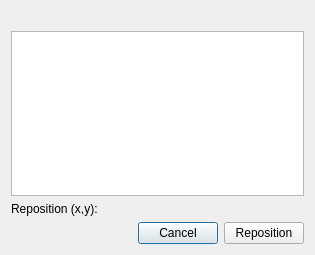
This is app/ui/repositionframesdialog.ui in pencil2d/pencil as Qt 5 draws it before an edit. The edited form follows.
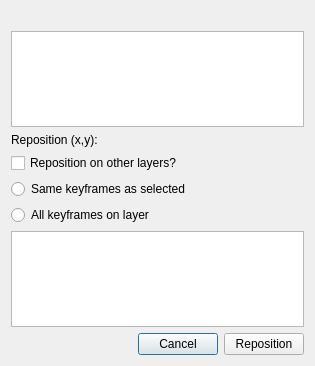
This is the edited form.

Commit message: Reposition on all keyframes work

Patch:
```diff
--- a/app/ui/repositionframesdialog.ui
+++ b/app/ui/repositionframesdialog.ui
@@ -7,7 +7,7 @@
     <x>0</x>
     <y>0</y>
     <width>315</width>
-    <height>255</height>
+    <height>366</height>
    </rect>
   </property>
   <property name="windowTitle">
@@ -31,6 +31,34 @@
      </property>
     </widget>
    </item>
+   <item>
+    <widget class="QCheckBox" name="cbOtherLayers">
+     <property name="text">
+      <string>Reposition on other layers?</string>
+     </property>
+    </widget>
+   </item>
+   <item>
+    <widget class="QRadioButton" name="rbSameKeyframes">
+     <property name="text">
+      <string>Same keyframes as selected</string>
+     </property>
+    </widget>
+   </item>
+   <item>
+    <widget class="QRadioButton" name="rbAllKeyframes">
+     <property name="text">
+      <string>All keyframes on layer</string>
+     </property>
+    </widget>
+   </item>
+   <item>
+    <widget class="QListWidget" name="listSelectedLayers">
+     <property name="selectionMode">
+      <enum>QAbstractItemView::MultiSelection</enum>
+     </property>
+    </widget>
+   </item>
    <item>
     <layout class="QHBoxLayout" name="horizontalLayout">
      <item>
@@ -69,8 +97,8 @@
      </property>
      <property name="sizeHint" stdset="0">
       <size>
-       <width>20</width>
-       <height>0</height>
+       <width>17</width>
+       <height>1</height>
       </size>
      </property>
     </spacer>
```
The commit also changes 2 other files.
